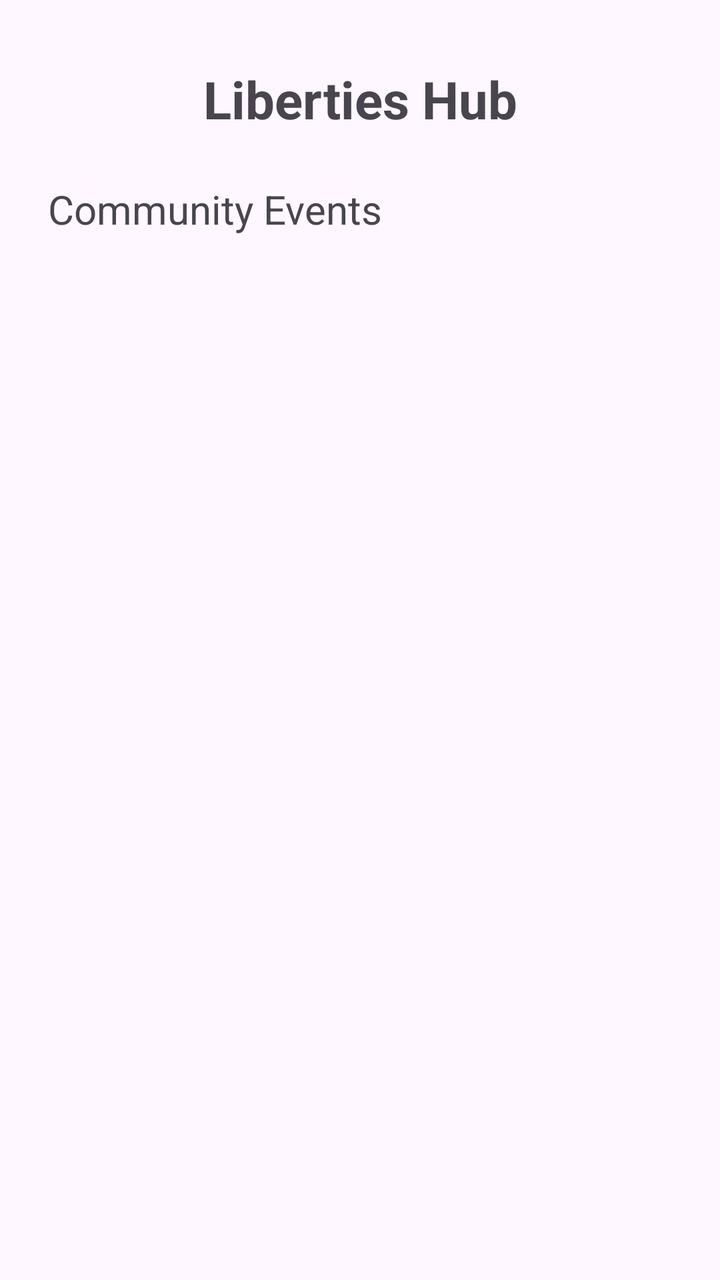
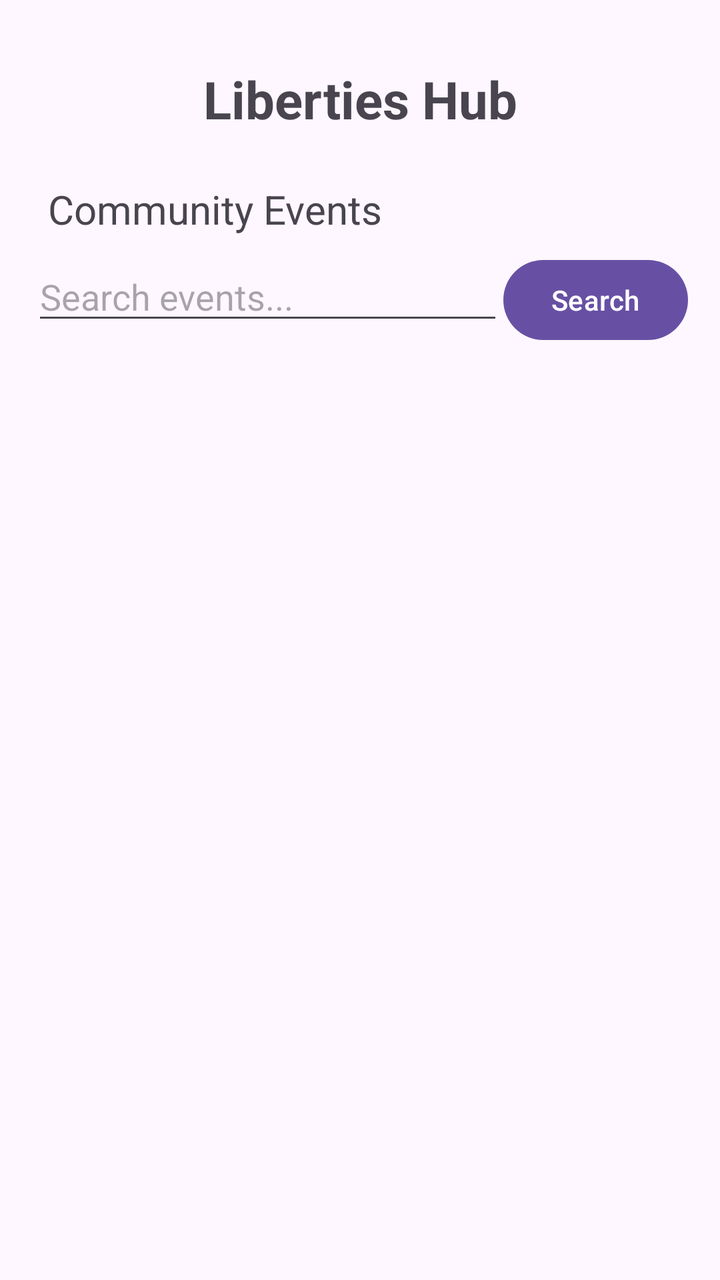

Two renders of the same Android screen: before a commit and after it. Below are the layout's source before the change and the commit's diff.
<!-- AndroidManifest.xml: application theme Theme.LibertiesHub -->
<!-- res/layout/activity_main.xml -->
<?xml version="1.0" encoding="utf-8"?>
<LinearLayout xmlns:android="http://schemas.android.com/apk/res/android"
    android:layout_width="match_parent"
    android:layout_height="match_parent"
    android:orientation="vertical"
    android:padding="16dp">

    <TextView
        android:layout_width="match_parent"
        android:layout_height="wrap_content"
        android:text="Liberties Hub"
        android:textSize="26sp"
        android:textStyle="bold"
        android:gravity="center"
        android:padding="16dp" />

    <TextView
        android:layout_width="match_parent"
        android:layout_height="wrap_content"
        android:text="Community Events"
        android:textSize="20sp"
        android:padding="8dp" />

    <ListView
        android:id="@+id/eventsListView"
        android:layout_width="match_parent"
        android:layout_height="match_parent" />

</LinearLayout>
<!-- resources referenced by this layout -->
<resources>
  <style name="Theme.LibertiesHub" parent="Base.Theme.LibertiesHub" />
  <style name="Base.Theme.LibertiesHub" parent="Theme.Material3.DayNight.NoActionBar">
          
          
      </style>
</resources>

<!-- the commit's change to res/layout/activity_main.xml (unified diff, before → after) -->
@@ -21,9 +21,29 @@
         android:textSize="20sp"
         android:padding="8dp" />
 
+    <LinearLayout
+        android:layout_width="match_parent"
+        android:layout_height="wrap_content"
+        android:orientation="horizontal">
+
+        <EditText
+            android:id="@+id/searchEditText"
+            android:layout_width="0dp"
+            android:layout_height="wrap_content"
+            android:layout_weight="1"
+            android:hint="Search events..."
+            android:inputType="text" />
+
+        <Button
+            android:id="@+id/searchButton"
+            android:layout_width="wrap_content"
+            android:layout_height="wrap_content"
+            android:text="Search" />
+    </LinearLayout>
+
     <ListView
         android:id="@+id/eventsListView"
         android:layout_width="match_parent"
-        android:layout_height="match_parent" />
-
+        android:layout_height="0dp"
+        android:layout_weight="1" />
 </LinearLayout>
